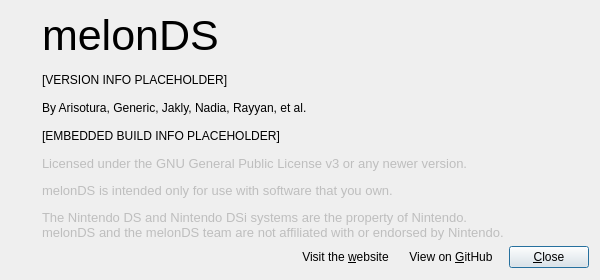
Before: the Qt Designer form src/frontend/qt_sdl/AboutDialog.ui in melonDS-emu/melonDS, drawn with Qt 5.
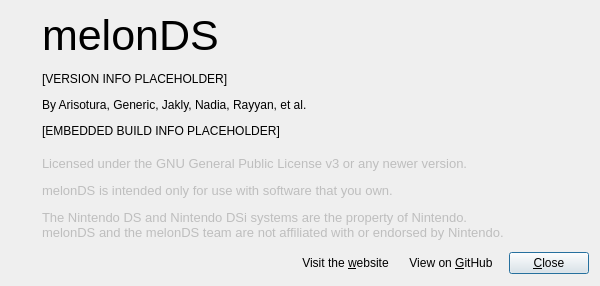
After: the same form once the commit is applied. Icons and pictures are not drawn.

Patch:
```diff
--- a/src/frontend/qt_sdl/AboutDialog.ui
+++ b/src/frontend/qt_sdl/AboutDialog.ui
@@ -2,26 +2,14 @@
 <ui version="4.0">
  <class>AboutDialog</class>
  <widget class="QDialog" name="AboutDialog">
-  <property name="windowModality">
-   <enum>Qt::WindowModality::NonModal</enum>
-  </property>
-  <property name="enabled">
-   <bool>true</bool>
-  </property>
   <property name="geometry">
    <rect>
     <x>0</x>
     <y>0</y>
     <width>600</width>
-    <height>280</height>
+    <height>286</height>
    </rect>
   </property>
-  <property name="sizePolicy">
-   <sizepolicy hsizetype="Minimum" vsizetype="Minimum">
-    <horstretch>0</horstretch>
-    <verstretch>0</verstretch>
-   </sizepolicy>
-  </property>
   <property name="minimumSize">
    <size>
     <width>600</width>
@@ -99,7 +87,7 @@
       </widget>
      </item>
      <item>
-      <layout class="QVBoxLayout" name="verticalLayout_2" stretch="0,0,0,0,0">
+      <layout class="QVBoxLayout" name="verticalLayout_2" stretch="0,0,0,0,1">
        <property name="spacing">
         <number>12</number>
        </property>
@@ -188,7 +176,7 @@
       <number>12</number>
      </property>
      <property name="topMargin">
-      <number>6</number>
+      <number>12</number>
      </property>
      <item>
       <spacer name="horizontalSpacer">
```
Left out of the diff: 3 changed lines with no effect on the pictures.
